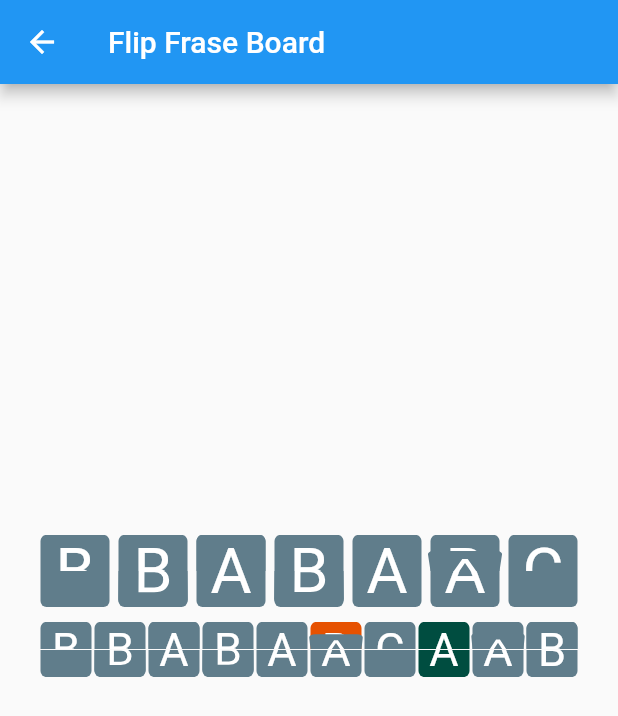
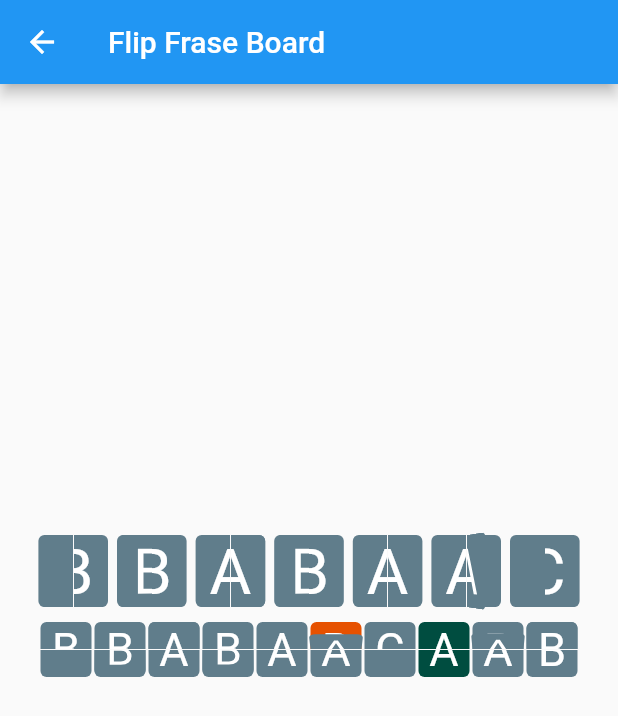
Before and after one commit to cc-nogueira/flip_board, a Flutter app: the screen it shows after launch, after a tap on "Flip Frase Board", on a phone screen of 412 x 824 dp. Shown: the top 716 px of the screen. Run offline on Flutter 3.47's test engine with Material 2 defaults, Android fonts, the phone set to English and light mode, and no system bars.

Commit message:
FlipWidget with Vertical or Horizontal flip. New FlipWidget example

```diff
--- a/example/lib/main.dart
+++ b/example/lib/main.dart
@@ -5,6 +5,7 @@ import 'pages/board/flip_matrix_board_single_child_page.dart';
 import 'pages/board/flip_matrix_board_stream_page.dart';
 import 'pages/clock/flip_clock_page.dart';
 import 'pages/clock/flip_countdown_clock_page.dart';
+import 'pages/widget/flip_widget_page.dart';
 
 void main() => runApp(MyApp());
 
@@ -15,6 +16,7 @@ class MyApp extends StatelessWidget {
       debugShowCheckedModeBanner: false,
       title: 'Flip Board',
       routes: {
+        'flip_widget': _flipWidgetPage,
         'flip_image': _flipImagePage,
         'flip_stream': _flipStreamPage,
         'flip_frase_board': (_) => FlipFraseBoardPage(),
@@ -25,12 +27,15 @@ class MyApp extends StatelessWidget {
     );
   }
 
+  Widget _flipWidgetPage(BuildContext context) => FlipWidgetPage();
+
   Widget _flipImagePage(BuildContext context) => FlipMatrixBoardSingleChildPage(
         imageName: 'assets/flutter.png',
+        axis: Axis.vertical,
         width: 375.0,
         height: 200.0,
         columns: 8,
-        rows: 2,
+        rows: 4,
       );
 
   Widget _flipStreamPage(BuildContext context) {
@@ -42,6 +47,7 @@ class MyApp extends StatelessWidget {
     ];
     return FlipMatrixBoardStreamPage(
       imageNames: images,
+      axis: Axis.vertical,
       width: 375.0,
       height: 200.0,
       columns: 8,
@@ -66,6 +72,12 @@ class HomePage extends StatelessWidget {
           child: Column(
             mainAxisAlignment: MainAxisAlignment.spaceAround,
             children: [
+              ListTile(
+                leading: const Icon(Icons.image, size: 48.0),
+                title: const Text('Flip Widget'),
+                subtitle: const Text('Simple Flip Widgets'),
+                onTap: () => Navigator.of(context).pushNamed('flip_widget'),
+              ),
               ListTile(
                 leading: const Icon(Icons.image, size: 48.0),
                 title: const Text('Flip Image Board'),
--- a/example/lib/pages/board/flip_frase_board_page.dart
+++ b/example/lib/pages/board/flip_frase_board_page.dart
@@ -17,11 +17,6 @@ class _FlipFraseBoardPageState extends State<FlipFraseBoardPage> {
   final _startNotifier = ValueNotifier(0);
 
   @override
-  void initState() {
-    super.initState();
-  }
-
-  @override
   Widget build(BuildContext context) => Scaffold(
         appBar: AppBar(title: const Text('Flip Frase Board')),
         body: Theme(
@@ -35,18 +30,20 @@ class _FlipFraseBoardPageState extends State<FlipFraseBoardPage> {
                 FlipFraseBoard(
                   startLetter: 'A',
                   endFrase: 'FLUTTER',
+                  axis: Axis.horizontal,
                   fontSize: 42.0,
+                  flipSpacing: 0.4,
                   letterSpacing: 3.0,
                   onDone: () => _onDone(0),
-                  flipSpacing: 0.0,
                   startNotifier: _startNotifier,
                 ),
                 const SizedBox(height: 10.0),
                 FlipFraseBoard(
                   startLetter: 'A',
                   endFrase: 'FLIP BOARD',
+                  axis: Axis.vertical,
                   fontSize: 30.0,
-                  flipSpacing: 0.8,
+                  flipSpacing: 0.6,
                   endColors: _endColors,
                   onDone: () => _onDone(1),
                   startNotifier: _startNotifier,
--- a/example/lib/pages/board/flip_matrix_board_single_child_page.dart
+++ b/example/lib/pages/board/flip_matrix_board_single_child_page.dart
@@ -5,12 +5,14 @@ class FlipMatrixBoardSingleChildPage extends StatelessWidget {
   FlipMatrixBoardSingleChildPage({
     Key? key,
     required String imageName,
+    required Axis axis,
     required double width,
     required double height,
     required int columns,
     required int rows,
   })  : _imageFlipBoard = FlipMatrixBoardSingleChild.assetImage(
           imageName: imageName,
+          axis: axis,
           width: width,
           height: height,
           columnCount: columns,
--- a/example/lib/pages/board/flip_matrix_board_stream_page.dart
+++ b/example/lib/pages/board/flip_matrix_board_stream_page.dart
@@ -7,6 +7,7 @@ class FlipMatrixBoardStreamPage extends StatelessWidget {
     Key? key,
     this.initialImageName,
     required this.imageNames,
+    required this.axis,
     required this.width,
     required this.height,
     required this.columns,
@@ -17,6 +18,7 @@ class FlipMatrixBoardStreamPage extends StatelessWidget {
 
   final String? initialImageName;
   final List<String> imageNames;
+  final Axis axis;
   final double width;
   final double height;
   final int columns;
@@ -39,6 +41,7 @@ class FlipMatrixBoardStreamPage extends StatelessWidget {
                     initialValue: initialImageName,
                     itemStream: _itemStream,
                     itemBuilder: _itemBuilder,
+                    axis: axis,
                     width: width,
                     height: height,
                     columnCount: columns,
--- a/example/pubspec.yaml
+++ b/example/pubspec.yaml
@@ -1,5 +1,5 @@
 name: flip_board_example
-description: FlipWidget examples
+description: FlipBoard examples
 publish_to: "none"
 version: 0.0.1
 
--- a/lib/src/board/flip_frase_board.dart
+++ b/lib/src/board/flip_frase_board.dart
@@ -26,6 +26,7 @@ class FlipFraseBoard extends StatelessWidget {
     String? startLetter,
     required String endFrase,
     required this.fontSize,
+    required this.axis,
     this.startColors,
     this.endColors,
     this.digitColors,
@@ -54,6 +55,7 @@ class FlipFraseBoard extends StatelessWidget {
   }
 
   final Characters startChars, endChars;
+  final Axis axis;
   final double fontSize;
   final double letterSpacing;
   final double flipSpacing;
@@ -120,7 +122,7 @@ class FlipFraseBoard extends StatelessWidget {
     final digitColor = _color(digitColors, index) ?? colorScheme.onPrimary;
 
     return Container(
-      child: VerticalFlipWidget<String>(
+      child: FlipWidget<String>(
         startCount: startCount,
         itemStream: _letterStream(startLetter, endLetter, delay),
         // itemStream: _letterStream(startLetter, endLetter, delay),
@@ -190,8 +192,12 @@ class FlipFraseBoard extends StatelessWidget {
     ).takeWhile((item) => item.isNotEmpty);
   }
 
-  VerticalDirection _letterDirection(String startLetter, String endLetter) =>
+  AxisDirection _letterDirection(String startLetter, String endLetter) =>
       startLetter.codeUnitAt(0) < endLetter.codeUnitAt(0)
-          ? VerticalDirection.down
-          : VerticalDirection.up;
+          ? axis == Axis.vertical
+              ? AxisDirection.down
+              : AxisDirection.left
+          : axis == Axis.vertical
+              ? AxisDirection.up
+              : AxisDirection.right;
 }
--- a/lib/src/clock/flip_clock.dart
+++ b/lib/src/clock/flip_clock.dart
@@ -19,7 +19,7 @@ class FlipClock extends StatelessWidget {
     BorderRadius borderRadius = const BorderRadius.all(Radius.circular(4.0)),
     EdgeInsets digitSpacing = const EdgeInsets.symmetric(horizontal: 2.0),
     double flipSpacing = 1.5,
-    VerticalDirection flipDirection = VerticalDirection.down,
+    AxisDirection flipDirection = AxisDirection.down,
   })  : _displayBuilder = FlipClockBuilder(
           digitColor: digitColor,
           backgroundColor: backgroundColor,
--- a/lib/src/clock/flip_clock_builder.dart
+++ b/lib/src/clock/flip_clock_builder.dart
@@ -27,7 +27,7 @@ class FlipClockBuilder {
   final BorderRadius borderRadius;
   final EdgeInsets digitSpacing;
   final double flipSpacing;
-  final VerticalDirection flipDirection;
+  final AxisDirection flipDirection;
 
   /// Builds a Flip display for a time part (hour, minute, second).
   ///
@@ -56,7 +56,7 @@ class FlipClockBuilder {
         children: [
           Padding(
             padding: digitSpacing,
-            child: VerticalFlipWidget<int>(
+            child: FlipWidget<int>(
               itemStream: digitStream,
               itemBuilder: _digitBuilder,
               initialValue: initialValue,
--- a/lib/src/clock/flip_countdown_clock.dart
+++ b/lib/src/clock/flip_countdown_clock.dart
@@ -20,7 +20,7 @@ class FlipCountdownClock extends StatelessWidget {
     BorderRadius borderRadius = const BorderRadius.all(Radius.circular(4.0)),
     EdgeInsets digitSpacing = const EdgeInsets.symmetric(horizontal: 2.0),
     double flipSpacing = 1.5,
-    VerticalDirection flipDirection = VerticalDirection.up,
+    AxisDirection flipDirection = AxisDirection.up,
     this.onDone,
   })  : _showHours = duration.inHours > 0,
         _displayBuilder = FlipClockBuilder(
--- a/lib/src/widget/flip_widget.dart
+++ b/lib/src/widget/flip_widget.dart
@@ -5,17 +5,17 @@ import 'package:flutter/material.dart';
 
 typedef ItemBuilder<T> = Widget Function(BuildContext buildContext, T? item);
 
-/// VerticalFliWidget animates the display of items through flip animations.
+/// FliWidget animates the display of items through flip animations.
 ///
-/// Resembles a single Mechanical Flip Board display, such as a digit or a letter,
+/// Resembles a single Mechanical Flip Board display element, such as a digit or a letter,
 /// but can actualy render any widget you build.
-class VerticalFlipWidget<T> extends StatefulWidget {
-  const VerticalFlipWidget({
+class FlipWidget<T> extends StatefulWidget {
+  const FlipWidget({
     Key? key,
     required this.itemStream,
     required this.itemBuilder,
+    required this.direction,
     this.initialValue,
-    this.direction = VerticalDirection.down,
     this.duration = const Duration(milliseconds: 300),
     this.spacing = 0.0,
     this.perspectiveEffect = 0.006,
@@ -27,19 +27,21 @@ class VerticalFlipWidget<T> extends StatefulWidget {
   final ItemBuilder<T> itemBuilder;
   final T? initialValue;
   final Duration duration;
-  final VerticalDirection direction;
+  final AxisDirection direction;
   final double spacing;
   final double perspectiveEffect;
   final void Function()? onDone;
   final int startCount;
 
+  Axis get axis => axisDirectionToAxis(direction);
+
   @override
-  VerticalFlipWidgetState<T> createState() => VerticalFlipWidgetState<T>();
+  FlipWidgetState<T> createState() => FlipWidgetState<T>();
 }
 
-class VerticalFlipWidgetState<T> extends State<VerticalFlipWidget<T>>
+class FlipWidgetState<T> extends State<FlipWidget<T>>
     with SingleTickerProviderStateMixin {
-  final _clipper = WidgetClipper();
+  final _clipper = _WidgetClipper();
 
   late final AnimationController _controller;
   late final Animation _animation;
@@ -52,9 +54,9 @@ class VerticalFlipWidgetState<T> extends State<VerticalFlipWidget<T>>
 
   T? _currentValue, _nextValue;
 
-  late Widget _child2;
-  late Widget _upperChild1, _upperChild2;
-  late Widget _lowerChild1, _lowerChild2;
+  late Widget _nextChild;
+  late Widget _firstPanelChild1, _firstPanelChild2;
+  late Widget _secondPanelChild1, _secondPanelChild2;
 
   @override
   void initState() {
@@ -91,7 +93,7 @@ class VerticalFlipWidgetState<T> extends State<VerticalFlipWidget<T>>
   }
 
   @override
-  void didUpdateWidget(covariant VerticalFlipWidget<T> oldWidget) {
+  void didUpdateWidget(covariant FlipWidget<T> oldWidget) {
     if (oldWidget.startCount != widget.startCount) {
       _initValues();
     }
@@ -120,15 +122,7 @@ class VerticalFlipWidgetState<T> extends State<VerticalFlipWidget<T>>
   @override
   Widget build(BuildContext context) {
     _buildChildWidgets(context);
-    return _buildBoard();
-  }
-
-  void _initChildWidgets(BuildContext context) {
-    _child2 = widget.itemBuilder(context, widget.initialValue);
-    _upperChild2 = _clipper.makeUpperClip(_child2);
-    _lowerChild2 = _clipper.makeLowerClip(_child2);
-    _upperChild1 = _upperChild2;
-    _lowerChild1 = _lowerChild2;
+    return _buildDisplay();
   }
 
   void _buildChildWidgets(BuildContext context) {
@@ -138,108 +132,181 @@ class VerticalFlipWidgetState<T> extends State<VerticalFlipWidget<T>>
     }
 
     if (_running) {
-      _child2 = widget.itemBuilder(context, _nextValue);
-      _upperChild2 = _clipper.makeUpperClip(_child2);
-      _lowerChild2 = _clipper.makeLowerClip(_child2);
+      _nextChild = widget.itemBuilder(context, _nextValue);
+      _firstPanelChild2 = _clipper.makeFirstClip(_nextChild, widget.axis);
+      _secondPanelChild2 = _clipper.makeSecondClip(_nextChild, widget.axis);
     } else {
-      _upperChild1 = _upperChild2;
-      _lowerChild1 = _lowerChild2;
+      _firstPanelChild1 = _firstPanelChild2;
+      _secondPanelChild1 = _secondPanelChild2;
     }
   }
 
-  Widget _buildBoard() {
-    return _running
+  void _initChildWidgets(BuildContext context) {
+    _nextChild = widget.itemBuilder(context, widget.initialValue);
+    _firstPanelChild2 = _clipper.makeFirstClip(_nextChild, widget.axis);
+    _secondPanelChild2 = _clipper.makeSecondClip(_nextChild, widget.axis);
+    _firstPanelChild1 = _firstPanelChild2;
+    _secondPanelChild1 = _secondPanelChild2;
+  }
+
+  Widget _buildDisplay() {
+    final children = _running
+        ? [
+            _buildFirstFlipPanel(),
+            Padding(
+              padding: EdgeInsets.only(
+                top: widget.spacing,
+                left: widget.spacing,
+              ),
+            ),
+            _buildSecondFlipPanel(),
+          ]
+        : [
+            _transform1FirstPanel(AxisDirection.up),
+            Padding(
+              padding: EdgeInsets.only(
+                top: widget.spacing,
+                left: widget.spacing,
+              ),
+            ),
+            _transform1SecondPanel(AxisDirection.down),
+          ];
+
+    return widget.axis == Axis.vertical
         ? Column(
             mainAxisSize: MainAxisSize.min,
             mainAxisAlignment: MainAxisAlignment.center,
             crossAxisAlignment: CrossAxisAlignment.center,
-            children: [
-              _buildUpperFlipPanel(),
-              Padding(padding: EdgeInsets.only(top: widget.spacing)),
-              _buildLowerFlipPanel(),
-            ],
+            children: children,
           )
-        : Column(
+        : Row(
             mainAxisSize: MainAxisSize.min,
             mainAxisAlignment: MainAxisAlignment.center,
             crossAxisAlignment: CrossAxisAlignment.center,
-            children: [
-              _transform1UpperPanel(VerticalDirection.up),
-              Padding(padding: EdgeInsets.only(top: widget.spacing)),
-              _transform1LowerPanel(VerticalDirection.down),
-            ],
+            children: children,
           );
   }
 
-  Widget _buildUpperFlipPanel() => Stack(
+  Widget _buildFirstFlipPanel() => Stack(
         children: [
-          _transform1UpperPanel(widget.direction),
-          _transform2UpperPanel(widget.direction),
+          _transform1FirstPanel(widget.direction),
+          _transform2FirstPanel(widget.direction),
         ],
       );
 
-  Widget _buildLowerFlipPanel() => Stack(
+  Widget _buildSecondFlipPanel() => Stack(
         children: [
-          _transform1LowerPanel(widget.direction),
-          _transform2LowerPanel(widget.direction),
+          _transform1SecondPanel(widget.direction),
+          _transform2SecondPanel(widget.direction),
         ],
       );
 
-  Transform _transform1UpperPanel(VerticalDirection direction) => Transform(
-      alignment: Alignment.bottomCenter,
+  Transform _transform1FirstPanel(AxisDirection direction) => Transform(
+      alignment: widget.axis == Axis.vertical
+          ? Alignment.bottomCenter
+          : Alignment.centerRight,
       transform: Matrix4.identity()
         ..setEntry(3, 2, _perspectiveAnimation.value),
-      child: direction == VerticalDirection.up ? _upperChild1 : _upperChild2);
+      child: direction == AxisDirection.up || direction == AxisDirection.left
+          ? _firstPanelChild1
+          : _firstPanelChild2);
 
-  Transform _transform1LowerPanel(VerticalDirection direction) => Transform(
-      alignment: Alignment.topCenter,
+  Transform _transform1SecondPanel(AxisDirection direction) => Transform(
+      alignment: widget.axis == Axis.vertical
+          ? Alignment.topCenter
+          : Alignment.centerLeft,
       transform: Matrix4.identity()
         ..setEntry(3, 2, _perspectiveAnimation.value),
-      child: direction == VerticalDirection.up ? _lowerChild2 : _lowerChild1);
+      child: direction == AxisDirection.up || direction == AxisDirection.left
+          ? _secondPanelChild2
+          : _secondPanelChild1);
 
-  Transform _transform2UpperPanel(VerticalDirection direction) {
-    final isUp = direction == VerticalDirection.up;
-    final rotX = isUp == _isReversePhase ? _animation.value : math.pi / 2;
+  Transform _transform2FirstPanel(AxisDirection direction) {
+    final isAxisVertical = widget.axis == Axis.vertical;
+    final isUpOrLeft =
+        direction == AxisDirection.up || direction == AxisDirection.left;
+    final sign = isAxisVertical ? 1.0 : -1.0;
+    final rotation =
+        (isUpOrLeft == _isReversePhase ? _animation.value : math.pi / 2) * sign;
+
+    final transform = Matrix4.identity()
+      ..setEntry(3, 2, _perspectiveAnimation.value);
+
+    if (isAxisVertical) {
+      transform.rotateX(rotation);
+    } else {
+      transform.rotateY(rotation);
+    }
     return Transform(
-      alignment: Alignment.bottomCenter,
-      transform: Matrix4.identity()
-        ..setEntry(3, 2, _perspectiveAnimation.value)
-        ..rotateX(rotX),
-      child: isUp ? _upperChild2 : _upperChild1,
+      alignment:
+          isAxisVertical ? Alignment.bottomCenter : Alignment.centerRight,
+      transform: transform,
+      child: isUpOrLeft ? _firstPanelChild2 : _firstPanelChild1,
     );
   }
 
-  Transform _transform2LowerPanel(VerticalDirection direction) {
-    final isUp = direction == VerticalDirection.up;
-    final rotX = isUp == _isReversePhase ? math.pi / 2 : -_animation.value;
+  Transform _transform2SecondPanel(AxisDirection direction) {
+    final isAxisVertical = widget.axis == Axis.vertical;
+    final isUpOrLeft =
+        direction == AxisDirection.up || direction == AxisDirection.left;
+    final sign = isAxisVertical ? 1.0 : -1.0;
+    final rotation =
+        (isUpOrLeft == _isReversePhase ? math.pi / 2 : -_animation.value) *
+            sign;
+
+    final transform = Matrix4.identity()
+      ..setEntry(3, 2, _perspectiveAnimation.value);
+
+    if (isAxisVertical) {
+      transform.rotateX(rotation);
+    } else {
+      transform.rotateY(rotation);
+    }
+
     return Transform(
-      alignment: Alignment.topCenter,
-      transform: Matrix4.identity()
-        ..setEntry(3, 2, _perspectiveAnimation.value)
-        ..rotateX(rotX),
-      child: isUp ? _lowerChild1 : _lowerChild2,
+      alignment: isAxisVertical ? Alignment.topCenter : Alignment.centerLeft,
+      transform: transform,
+      child: isUpOrLeft ? _secondPanelChild1 : _secondPanelChild2,
     );
   }
 }
 
-class WidgetClipper {
-  Widget makeUpperClip(Widget widget) {
-    return ClipRect(
+class _WidgetClipper {
+  Widget makeFirstClip(Widget widget, Axis axis) =>
+      axis == Axis.horizontal ? makeLeftClip(widget) : makeUpperClip(widget);
+
+  Widget makeSecondClip(Widget widget, Axis axis) =>
+      axis == Axis.horizontal ? makeRightClip(widget) : makeLowerClip(widget);
+
+  Widget makeUpperClip(Widget widget) => ClipRect(
         child: Align(
           alignment: Alignment.topCenter,
           heightFactor: 0.5,
           child: widget,
         ),
       );
-  }
 
-  Widget makeLowerClip(Widget widget) {
-    return ClipRect(
+  Widget makeLowerClip(Widget widget) => ClipRect(
         child: Align(
           alignment: Alignment.bottomCenter,
           heightFactor: 0.5,
           child: widget,
         ),
       );
+
+  Widget makeLeftClip(Widget widget) => ClipRect(
+        child: Align(
+          alignment: Alignment.centerLeft,
+          widthFactor: 0.5,
+          child: widget,
+        ),
+      );
+
+  Widget makeRightClip(Widget widget) => ClipRect(
+        child: Align(
+          alignment: Alignment.centerRight,
+          widthFactor: 0.5,
+          child: widget,
+        ),
+      );
 }
-}
```
Also changed, not shown: example/lib/pages/widget/flip_widget_page.dart (added, +107 -0 lines), lib/src/board/flip_matrix_board.dart (+7 -0 lines), lib/src/board/flip_matrix_board_builder.dart (+10 -4 lines). Lines whose indentation alone changed are shown as unchanged.
